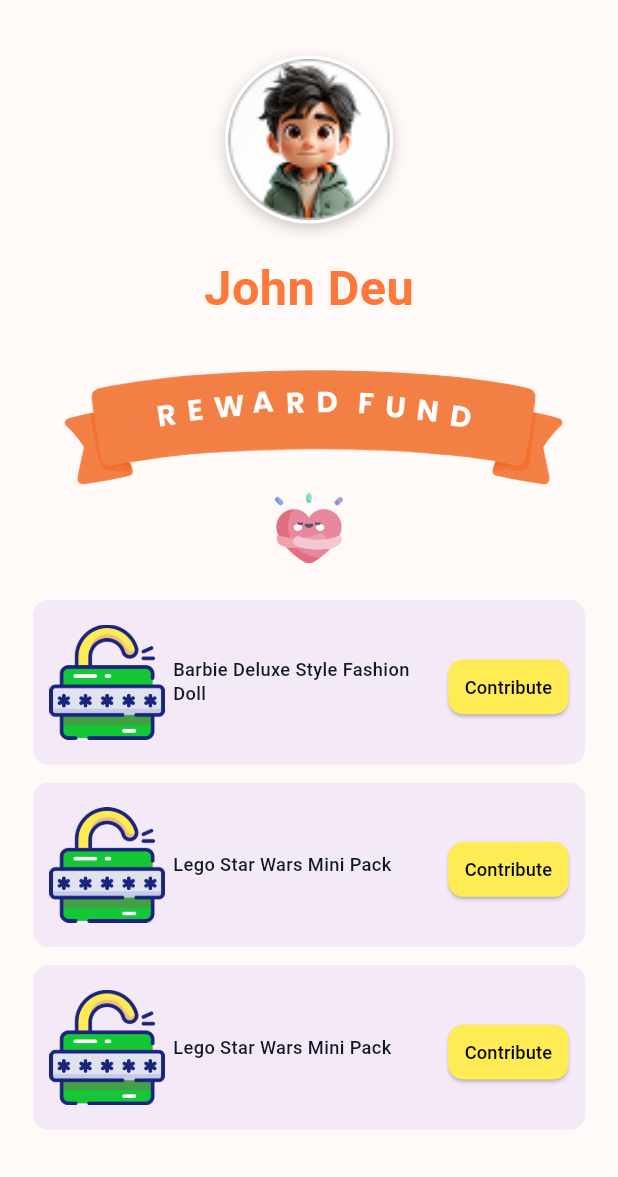
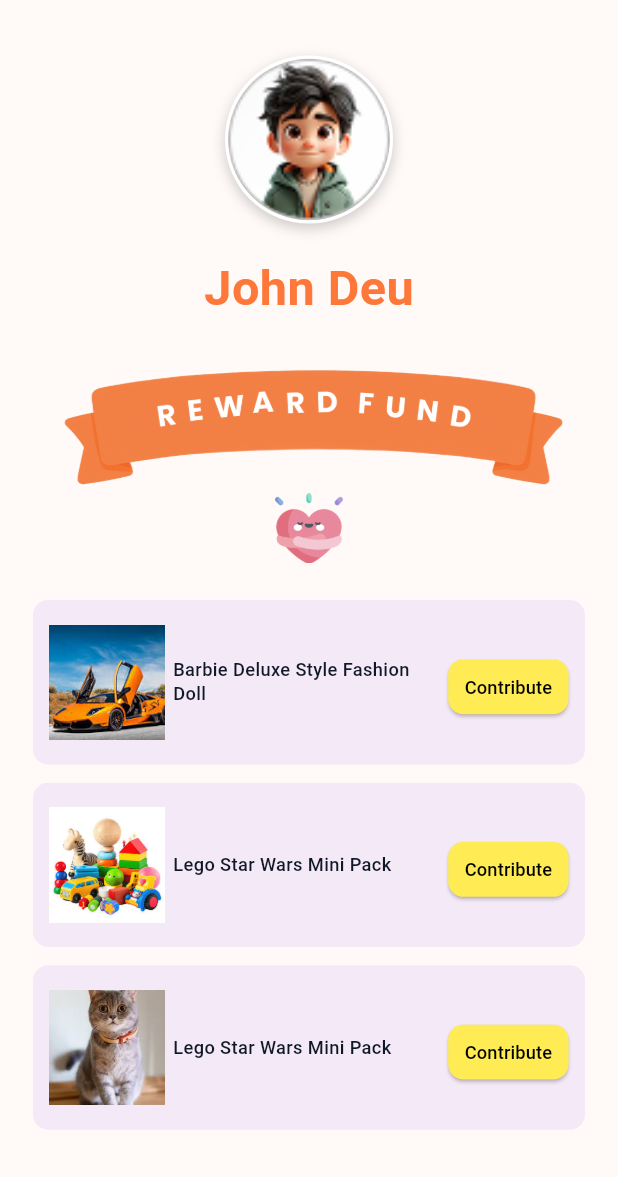
Before and after one commit to mdbayzid131/gifting_app, a Flutter app: the OtherDreamAndSupportFund screen opened by its route, on a phone screen of 412 x 824 dp, the part 59-1236 px from its top. Run offline on Flutter 3.47's test engine with Material 3 defaults, Android fonts, the light colour scheme and no system bars; our stand-ins replace flutter_screenutil, flutter_svg, get, image_picker, just_audio, pinput; missing offline and left inert: record.

Commit message:
ui Completed

```diff
--- a/lib/core/constants/image_paths.dart
+++ b/lib/core/constants/image_paths.dart
@@ -43,6 +43,9 @@ class ImagePaths {
   static final String supportFundBg = 'assets/images/Vector (2).png';
   static final String rewardFundBg = 'assets/images/Vector (3).png';
 
+
+  static final String carImage = 'assets/images/car_image.png';
+
   // static final String fundBg = 'assets/images/fundBg.png';
   //
   // static final String wishListText = 'assets/images/wishList_text.svg';
--- a/lib/presentation/screens/find_profile/other_dream_and_support_fund.dart
+++ b/lib/presentation/screens/find_profile/other_dream_and_support_fund.dart
@@ -17,17 +17,17 @@ class _OtherDreamAndSupportFundState extends State<OtherDreamAndSupportFund> {
 
   List<Map<String, Object>> itemList = [
     {
-      "image": ImagePaths.otpVerify,
+      "image": "assets/dummy_image/car_image.png",
       "description": "Barbie Deluxe Style Fashion Doll",
       "price": 100,
     },
     {
-      "image": ImagePaths.otpVerify,
+      "image": 'assets/dummy_image/img.png',
       "description": "Lego Star Wars Mini Pack",
       "price": 45,
     },
     {
-      "image": ImagePaths.otpVerify,
+      "image": 'assets/dummy_image/img_1.png',
       "description": "Lego Star Wars Mini Pack",
       "price": 45,
     },
--- a/lib/presentation/screens/find_profile/other_reward_fund.dart
+++ b/lib/presentation/screens/find_profile/other_reward_fund.dart
@@ -16,17 +16,17 @@ class OtherRewardFund extends StatefulWidget {
 class _OtherRewardFundState extends State<OtherRewardFund> {
   List<Map<String, Object>> itemList = [
     {
-      "image": ImagePaths.otpVerify,
+      "image": "assets/dummy_image/car_image.png",
       "description": "Barbie Deluxe Style Fashion Doll",
       "price": 100,
     },
     {
-      "image": ImagePaths.otpVerify,
+      "image": 'assets/dummy_image/img.png',
       "description": "Lego Star Wars Mini Pack",
       "price": 45,
     },
     {
-      "image": ImagePaths.otpVerify,
+      "image": 'assets/dummy_image/img_1.png',
       "description": "Lego Star Wars Mini Pack",
       "price": 45,
     },
--- a/lib/presentation/screens/find_profile/other_wish_list_view.dart
+++ b/lib/presentation/screens/find_profile/other_wish_list_view.dart
@@ -16,17 +16,17 @@ class OtherWishListView extends StatefulWidget {
 class _OtherWishListViewState extends State<OtherWishListView> {
   List<Map<String, Object>> itemList = [
     {
-      "image": ImagePaths.otpVerify,
+      "image": "assets/dummy_image/car_image.png",
       "description": "Barbie Deluxe Style Fashion Doll",
       "price": 100,
     },
     {
-      "image": ImagePaths.otpVerify,
+      "image": 'assets/dummy_image/img.png',
       "description": "Lego Star Wars Mini Pack",
       "price": 45,
     },
     {
-      "image": ImagePaths.otpVerify,
+      "image": 'assets/dummy_image/img_1.png',
       "description": "Lego Star Wars Mini Pack",
       "price": 45,
     },
--- a/lib/presentation/screens/home/rewarrd_fund_view.dart
+++ b/lib/presentation/screens/home/rewarrd_fund_view.dart
@@ -19,17 +19,17 @@ class RewardFundView extends StatefulWidget {
 class _RewardFundViewState extends State<RewardFundView> {
   List<Map<String, Object>> itemList = [
     {
-      "image": ImagePaths.otpVerify,
+      "image": "assets/dummy_image/car_image.png",
       "description": "Barbie Deluxe Style Fashion Doll",
       "price": 100,
     },
     {
-      "image": ImagePaths.otpVerify,
+      "image": 'assets/dummy_image/img.png',
       "description": "Lego Star Wars Mini Pack",
       "price": 45,
     },
     {
-      "image": ImagePaths.otpVerify,
+      "image": 'assets/dummy_image/img_1.png',
       "description": "Lego Star Wars Mini Pack",
       "price": 45,
     },
--- a/lib/presentation/screens/home/support_fund.dart
+++ b/lib/presentation/screens/home/support_fund.dart
@@ -19,17 +19,17 @@ class SupportFund extends StatefulWidget {
 class _SupportFundState extends State<SupportFund> {
   List<Map<String, Object>> itemList = [
     {
-      "image": ImagePaths.otpVerify,
+      "image": "assets/dummy_image/car_image.png",
       "description": "Barbie Deluxe Style Fashion Doll",
       "price": 100,
     },
     {
-      "image": ImagePaths.otpVerify,
+      "image": 'assets/dummy_image/img.png',
       "description": "Lego Star Wars Mini Pack",
       "price": 45,
     },
     {
-      "image": ImagePaths.otpVerify,
+      "image": 'assets/dummy_image/img_1.png',
       "description": "Lego Star Wars Mini Pack",
       "price": 45,
     },
--- a/lib/presentation/screens/home/wish_list_view.dart
+++ b/lib/presentation/screens/home/wish_list_view.dart
@@ -19,17 +19,17 @@ class WishListView extends StatefulWidget {
 class _WishListViewState extends State<WishListView> {
   List<Map<String, Object>> itemList = [
     {
-      "image": ImagePaths.otpVerify,
+      "image": "assets/dummy_image/car_image.png",
       "description": "Barbie Deluxe Style Fashion Doll",
       "price": 100,
     },
     {
-      "image": ImagePaths.otpVerify,
+      "image": 'assets/dummy_image/img.png',
       "description": "Lego Star Wars Mini Pack",
       "price": 45,
     },
     {
-      "image": ImagePaths.otpVerify,
+      "image": 'assets/dummy_image/img_1.png',
       "description": "Lego Star Wars Mini Pack",
       "price": 45,
     },
--- a/lib/presentation/widgets/custom_wishList_card.dart
+++ b/lib/presentation/widgets/custom_wishList_card.dart
@@ -30,7 +30,7 @@ class WishListItemCard extends StatelessWidget {
       child: Row(
         children: [
           ///<===================Card Image=========================>///
-          Image.asset(cardImage, width: 70.w, height: 70.w),
+          Image.asset(cardImage, width: 70.w, height: 70.w, fit: BoxFit.cover),
 
           SizedBox(width: 5.w),
 
--- a/pubspec.yaml
+++ b/pubspec.yaml
@@ -44,6 +44,7 @@ dependencies:
   image_picker: ^1.2.1
   flutter_arc_text: ^0.6.0
 
+
 dev_dependencies:
   flutter_test:
     sdk: flutter
@@ -70,6 +71,7 @@ flutter:
   assets:
     - assets/images/
     - assets/logos/
+    - assets/dummy_image/
 
   # An image asset can refer to one or more resolution-specific "variants", see
   # https://flutter.dev/to/resolution-aware-images
```
Also changed, not shown: lib/presentation/screens/create_user/create_user.dart (+0 -56 lines), assets/dummy_image/car_image.png (added), assets/dummy_image/img.png (added), assets/dummy_image/img_1.png (added).
